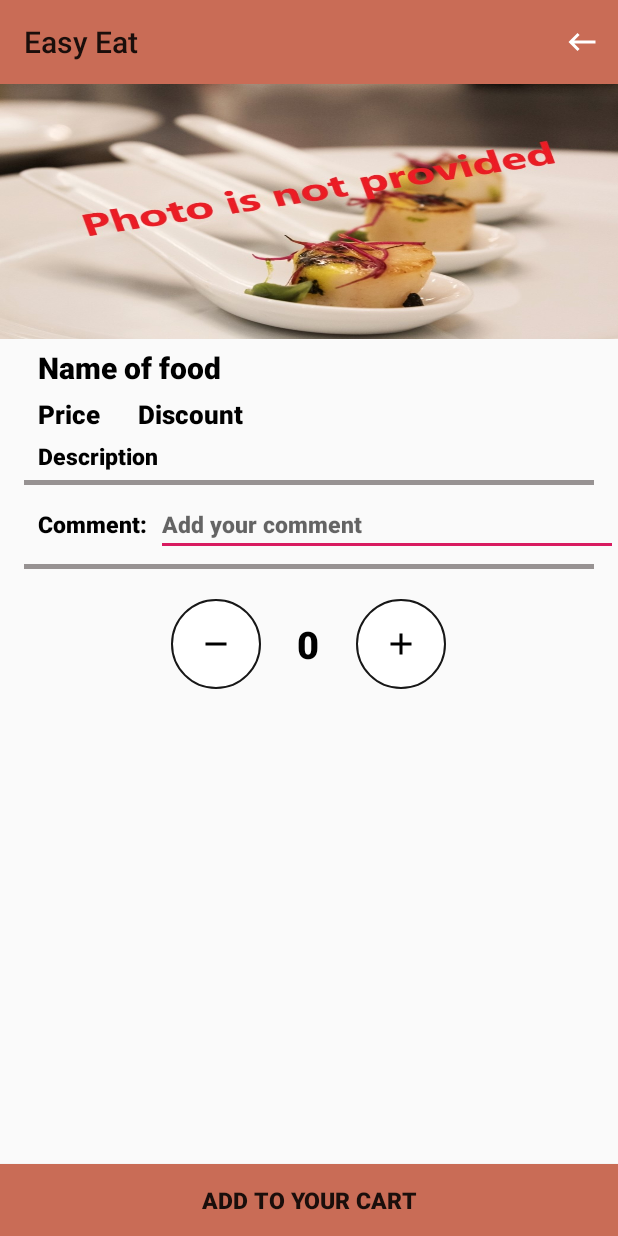
After one commit to Vale-polito/customer_app, an Android app: the FoodDetailsActivity screen opened directly, with no data from a screen before it, on a phone screen of 412 x 824 dp. The commit adds this screen. Run offline under Robolectric (Android 15) with nearby library versions, the phone set to English and light mode, and no system bars; our stand-ins replace Firebase (no records; nobody signed in at launch, a user with empty details on screens opened directly), Picasso; 5 statements that could not run were skipped.

```diff
--- a/app/build.gradle
+++ b/app/build.gradle
@@ -1,5 +1,4 @@
 apply plugin: 'com.android.application'
-apply plugin: 'com.google.gms.google-services'
 
 android {
     compileSdkVersion 28
@@ -28,6 +27,8 @@ dependencies {
     implementation 'com.android.support.constraint:constraint-layout:1.1.3'
     implementation 'com.google.firebase:firebase-auth:16.0.3'
     implementation 'com.google.firebase:firebase-database:16.0.1'
+    implementation 'com.google.firebase:firebase-core:16.0.1'
+
     implementation 'com.google.firebase:firebase-storage:16.0.1'
     implementation 'com.firebaseui:firebase-ui-auth:3.3.0'
     implementation 'com.firebaseui:firebase-ui-database:3.3.0'
--- a/app/src/main/AndroidManifest.xml
+++ b/app/src/main/AndroidManifest.xml
@@ -17,7 +17,8 @@
         android:roundIcon="@mipmap/ic_launcher_round"
         android:supportsRtl="true"
         android:theme="@style/AppTheme">
-        <activity android:name=".EditProfileActivity"></activity>
+        <activity android:name=".FoodDetailsActivity"></activity>
+        <activity android:name=".EditProfileActivity" />
         <activity android:name=".PasswordActivity" />
         <activity android:name=".ProfileActivity" />
         <activity
--- a/app/src/main/java/com/example/customer/EditProfileActivity.java
+++ b/app/src/main/java/com/example/customer/EditProfileActivity.java
@@ -312,6 +312,15 @@ public class EditProfileActivity extends AppCompatActivity {
                 Toast.makeText(EditProfileActivity.this,databaseError.getCode(),Toast.LENGTH_LONG).show();
             }
         });
+        Button btn_Back=findViewById(R.id.btnBack);
+        btn_Back.setOnClickListener(new View.OnClickListener() {
+            @Override
+            public void onClick(View v) {
+                Intent intent= new Intent(EditProfileActivity.this,ProfileActivity.class);
+                startActivity(intent);
+                finish();
+            }
+        });
 
     }
 
--- /dev/null
+++ b/app/src/main/java/com/example/customer/FoodDetailsActivity.java
@@ -0,0 +1,139 @@
+package com.example.customer;
+
+import android.content.Intent;
+import android.support.annotation.NonNull;
+import android.support.v7.app.AppCompatActivity;
+import android.os.Bundle;
+import android.support.v7.widget.Toolbar;
+import android.view.Menu;
+import android.view.MenuItem;
+import android.view.View;
+import android.widget.ImageButton;
+import android.widget.TextView;
+import android.widget.Toast;
+import android.widget.ImageView;
+import com.google.firebase.auth.FirebaseAuth;
+import com.google.firebase.database.DataSnapshot;
+import com.google.firebase.database.DatabaseError;
+import com.google.firebase.database.DatabaseReference;
+import com.google.firebase.database.FirebaseDatabase;
+import com.google.firebase.database.ValueEventListener;
+import com.squareup.picasso.Picasso;
+
+public class FoodDetailsActivity extends AppCompatActivity {
+    private int i;
+    String key;
+    DatabaseReference databaseReference;
+    TextView tvCounter;
+    ImageButton btnDecrease;
+    TextView NameofFood,PriceOfFood,DiscountOfFood,DescriptionOfFood;
+    ImageView imgFoodDetails;
+    @Override
+    protected void onCreate(Bundle savedInstanceState) {
+        super.onCreate(savedInstanceState);
+        setContentView(R.layout.activity_food_details);
+        //
+        key = getIntent().getStringExtra("key");
+        NameofFood=findViewById(R.id.NameOfFood);
+        PriceOfFood=findViewById(R.id.PriceOfFood);
+        DiscountOfFood=findViewById(R.id.DiscountOfFood);
+        DescriptionOfFood=findViewById(R.id.DescriptionOfFood);
+        imgFoodDetails=findViewById(R.id.imgFoodDetails);
+        readInfo(key);
+
+
+
+        //*********Toolbar
+        Toolbar toolbar = findViewById(R.id.toolbarBack);
+        setSupportActionBar(toolbar);
+        //end of toolbar
+        //Counter
+        i=0;
+        ImageButton btnIncrease=findViewById(R.id.btnIncrease);
+        btnDecrease=findViewById(R.id.btnDecrease);
+        tvCounter=findViewById(R.id.tvCounter);
+
+        if (i==0) btnDecrease.setEnabled(false); else btnDecrease.setEnabled(true);
+        btnDecrease.setOnClickListener(new View.OnClickListener() {
+            @Override
+            public void onClick(View v) {
+                i--;
+                if (i==0) btnDecrease.setEnabled(false); else btnDecrease.setEnabled(true);
+                tvCounter.setText(""+i);
+            }
+        });
+
+        btnIncrease.setOnClickListener(new View.OnClickListener() {
+            @Override
+            public void onClick(View v) {
+                if (i==0) btnDecrease.setEnabled(false); else btnDecrease.setEnabled(true);
+                i++;
+                tvCounter.setText(""+i);
+            }
+        });
+
+    }
+    //********** what toolbar is doing
+    @Override
+    public boolean onCreateOptionsMenu(Menu menu) {
+        getMenuInflater().inflate(R.menu.backmenu, menu);
+        return true;
+    }
+
+    @Override
+    public boolean onOptionsItemSelected(MenuItem item) {
+        int id = item.getItemId();
+        if (id == R.id.btn_back) {
+            Intent intent = new Intent(this, Home.class);
+            startActivity(intent);
+
+        }
+        return super.onOptionsItemSelected(item);
+    }
+
+    //End of code related to the toolbar
+
+    @Override
+    protected void onSaveInstanceState(Bundle outState) {
+        super.onSaveInstanceState(outState);
+        outState.putInt("counter",i); // Save value of i which is integer into counter
+
+    }
+    //To restore the saved value
+    @Override
+    protected void onRestoreInstanceState(Bundle savedInstanceState) {
+        super.onRestoreInstanceState(savedInstanceState);
+        i=savedInstanceState.getInt("counter"); // Value that was saved will restore to variable
+        tvCounter.setText(""+i); //tv.setText(Integer.toString(i));
+    }
+    //read selected photo
+    private void readInfo(String key){
+
+        //get reference
+        databaseReference = FirebaseDatabase.getInstance().getReference("DailyFoods");
+        databaseReference.child(key).addValueEventListener(new ValueEventListener() {
+            @Override
+            public void onDataChange(@NonNull DataSnapshot dataSnapshot) {
+                DailyOffer dailyOffer=dataSnapshot.getValue(DailyOffer.class);
+                NameofFood.setText(dailyOffer.getName());
+                DiscountOfFood.setText(dailyOffer.getDiscount());
+                PriceOfFood.setText(dailyOffer.getPrice());
+                DescriptionOfFood.setText(dailyOffer.getShortdescription());
+
+                Picasso.get()
+                        .load(dailyOffer.getImageUrl())
+                        .placeholder(R.drawable.personal)
+                        .fit()
+                        .centerCrop()
+                        .into(imgFoodDetails);
+            }
+
+            @Override
+            public void onCancelled(@NonNull DatabaseError databaseError) {
+                Toast.makeText(FoodDetailsActivity.this,databaseError.getCode(),Toast.LENGTH_LONG).show();
+            }
+        });
+
+    }
+
+}
--- a/app/src/main/java/com/example/customer/RecyclerView_Config.java
+++ b/app/src/main/java/com/example/customer/RecyclerView_Config.java
@@ -45,6 +45,16 @@ public class RecyclerView_Config {
             mShortdescription=  itemView.findViewById(R.id.txt_ShortDescription);
             mImgfood= itemView.findViewById(R.id.img_Food);
 
+
+            itemView.setOnClickListener(new View.OnClickListener() {
+                @Override
+                public void onClick(View v) {
+                    Intent intent = new Intent(mContext,FoodDetailsActivity.class);
+                    intent.putExtra("key",key);
+                    mContext.startActivity(intent);
+                }
+            });
+
         }
         public void bind(DailyOffer dailyOffer, String key) {
 
--- /dev/null
+++ b/app/src/main/res/drawable-v24/btn_counter.xml
@@ -0,0 +1,23 @@
+<?xml version="1.0" encoding="utf-8"?>
+<shape xmlns:android="http://schemas.android.com/apk/res/android" android:shape="rectangle" >
+    <corners
+        android:radius="100dp"
+        />
+    <solid
+        android:color="#FFFFFF"
+        />
+    <padding
+        android:left="0dp"
+        android:top="0dp"
+        android:right="0dp"
+        android:bottom="0dp"
+        />
+    <size
+        android:width="60dp"
+        android:height="60dp"
+        />
+    <stroke
+        android:width="1dp"
+        android:color="#171717"
+        />
+</shape>
--- /dev/null
+++ b/app/src/main/res/drawable/ic_add.xml
@@ -0,0 +1,9 @@
+<vector xmlns:android="http://schemas.android.com/apk/res/android"
+        android:width="24dp"
+        android:height="24dp"
+        android:viewportWidth="24.0"
+        android:viewportHeight="24.0">
+    <path
+        android:fillColor="#FF000000"
+        android:pathData="M19,13h-6v6h-2v-6H5v-2h6V5h2v6h6v2z"/>
+</vector>
--- /dev/null
+++ b/app/src/main/res/drawable/ic_minus.xml
@@ -0,0 +1,9 @@
+<vector xmlns:android="http://schemas.android.com/apk/res/android"
+        android:width="24dp"
+        android:height="24dp"
+        android:viewportWidth="24.0"
+        android:viewportHeight="24.0">
+    <path
+        android:fillColor="#FF000000"
+        android:pathData="M19,13H5v-2h14v2z"/>
+</vector>
--- a/app/src/main/res/layout/activity_edit_profile.xml
+++ b/app/src/main/res/layout/activity_edit_profile.xml
@@ -160,13 +160,24 @@
             android:layout_marginEnd="20dp"
             android:layout_marginTop="20dp"
             android:layout_height="50dp"
-            android:layout_margin="20dp"
+            android:layout_marginStart="20dp"
             android:text="Update"
             android:layout_gravity="center_horizontal"
             android:background="@drawable/btn_customer"
 
             />
+        <Button
+            android:id="@+id/btnBack"
+            android:layout_width="match_parent"
+            android:layout_marginEnd="20dp"
+            android:layout_marginTop="10dp"
+            android:layout_height="50dp"
+            android:layout_marginStart="20dp"
+            android:text="Back"
+            android:layout_gravity="center_horizontal"
+            android:background="@drawable/btn_customer"
 
+            />
 
     </LinearLayout>
 </ScrollView>
--- /dev/null
+++ b/app/src/main/res/layout/activity_food_details.xml
@@ -0,0 +1,186 @@
+<?xml version="1.0" encoding="utf-8"?>
+<android.support.constraint.ConstraintLayout xmlns:android="http://schemas.android.com/apk/res/android"
+    xmlns:app="http://schemas.android.com/apk/res-auto"
+    xmlns:tools="http://schemas.android.com/tools"
+    android:layout_width="match_parent"
+    android:layout_height="match_parent"
+    tools:context=".FoodDetailsActivity">
+
+    <ScrollView
+        android:layout_width="match_parent"
+        android:layout_height="wrap_content"
+        app:layout_constraintEnd_toEndOf="parent"
+        app:layout_constraintStart_toStartOf="parent"
+        app:layout_constraintTop_toTopOf="parent">
+
+        <LinearLayout
+            android:layout_width="match_parent"
+            android:layout_height="match_parent"
+            android:orientation="vertical">
+
+
+            <android.support.v7.widget.Toolbar
+                android:id="@+id/toolbarBack"
+                android:layout_width="match_parent"
+                android:layout_height="wrap_content"
+                android:background="@color/colorCustomer"
+                android:minHeight="?attr/actionBarSize"
+                android:theme="?attr/actionBarTheme" />
+
+            <ImageView
+                android:id="@+id/imgFoodDetails"
+                android:layout_width="match_parent"
+                android:layout_height="170dp"
+                android:scaleType="fitXY"
+                android:src="@drawable/default_food" />
+
+            <TextView
+                android:id="@+id/NameOfFood"
+                android:layout_width="match_parent"
+                android:layout_height="wrap_content"
+                android:layout_marginStart="25dp"
+                android:layout_marginTop="5dp"
+                android:fontFamily="sans-serif-black"
+                android:text="Name of food"
+                android:textColor="@color/colorBlack"
+                android:textSize="20sp" />
+
+            <LinearLayout
+                android:layout_width="match_parent"
+                android:layout_height="wrap_content"
+                android:orientation="horizontal">
+
+                <TextView
+                    android:id="@+id/PriceOfFood"
+                    android:layout_width="wrap_content"
+                    android:layout_height="wrap_content"
+                    android:layout_marginStart="25dp"
+                    android:layout_marginTop="5dp"
+                    android:fontFamily="sans-serif-black"
+                    android:text="Price"
+                    android:textColor="@color/colorBlack"
+                    android:textSize="17sp" />
+
+                <TextView
+                    android:id="@+id/DiscountOfFood"
+                    android:layout_width="wrap_content"
+                    android:layout_height="wrap_content"
+                    android:layout_marginStart="25dp"
+                    android:layout_marginTop="5dp"
+
+                    android:fontFamily="sans-serif-black"
+                    android:text="Discount"
+                    android:textColor="@color/colorBlack"
+                    android:textSize="17sp" />
+            </LinearLayout>
+
+            <TextView
+                android:id="@+id/DescriptionOfFood"
+                android:layout_width="wrap_content"
+                android:layout_height="wrap_content"
+                android:layout_marginStart="25dp"
+                android:layout_marginTop="5dp"
+
+                android:fontFamily="sans-serif-black"
+                android:text="Description"
+                android:textColor="@color/colorBlack"
+                android:textSize="15sp" />
+
+            <TextView
+                android:id="@+id/Line"
+                android:layout_width="match_parent"
+                android:layout_height="3dp"
+                android:layout_marginStart="16dp"
+                android:layout_marginTop="5dp"
+                android:layout_marginEnd="16dp"
+                android:background="@color/darkGray" />
+
+            <LinearLayout
+                android:layout_width="match_parent"
+                android:layout_height="wrap_content"
+                android:orientation="horizontal">
+
+                <TextView
+                    android:layout_width="wrap_content"
+                    android:layout_height="wrap_content"
+                    android:layout_marginStart="25dp"
+                    android:layout_marginTop="5dp"
+
+                    android:fontFamily="sans-serif-black"
+                    android:text="Comment: "
+                    android:textColor="@color/colorBlack"
+                    android:textSize="15sp" />
+
+                <EditText
+                    android:id="@+id/CommentOfFood"
+                    android:layout_width="match_parent"
+                    android:layout_height="wrap_content"
+                    android:layout_marginStart="2dp"
+                    android:layout_marginTop="5dp"
+                    android:fontFamily="sans-serif-black"
+                    android:hint="Add your comment"
+                    android:inputType="text"
+                    android:maxLength="60"
+                    android:textColor="@color/colorBlack"
+                    android:textSize="15sp" />
+
+
+            </LinearLayout>
+            <TextView
+
+                android:layout_width="match_parent"
+                android:layout_height="3dp"
+                android:layout_marginStart="16dp"
+                android:layout_marginTop="5dp"
+                android:layout_marginEnd="16dp"
+                android:background="@color/darkGray" />
+            <LinearLayout
+                android:id="@+id/linearCounter"
+                android:layout_width="wrap_content"
+                android:layout_height="wrap_content"
+                android:layout_gravity="center_horizontal"
+                android:layout_marginTop="20dp"
+                android:orientation="horizontal">
+
+                <ImageButton
+                    android:id="@+id/btnDecrease"
+                    android:layout_width="60dp"
+                    android:layout_height="60dp"
+                    android:background="@drawable/btn_counter"
+                    android:src="@drawable/ic_minus" />
+
+                <TextView
+                    android:id="@+id/tvCounter"
+                    android:layout_width="63dp"
+                    android:layout_height="wrap_content"
+                    android:layout_gravity="center_vertical"
+                    android:fontFamily="sans-serif-black"
+                    android:text="0"
+                    android:textAlignment="center"
+                    android:textColor="@color/colorBlack"
+                    android:textSize="25sp" />
+
+                <ImageButton
+                    android:id="@+id/btnIncrease"
+                    android:layout_width="60dp"
+                    android:layout_height="60dp"
+                    android:background="@drawable/btn_counter"
+                    android:src="@drawable/ic_add" />
+
+            </LinearLayout>
+        </LinearLayout>
+    </ScrollView>
+
+    <Button
+        android:id="@+id/btnAdd"
+        android:layout_width="match_parent"
+        android:layout_height="wrap_content"
+        android:layout_marginBottom="0dp"
+        android:background="@color/colorCustomer"
+        android:fontFamily="sans-serif-black"
+        android:text="Add to your cart"
+        android:textSize="15sp"
+        app:layout_constraintBottom_toBottomOf="parent"
+        app:layout_constraintEnd_toEndOf="parent"
+        app:layout_constraintStart_toStartOf="parent" />
+</android.support.constraint.ConstraintLayout>
--- a/app/src/main/res/layout/activity_sign_up.xml
+++ b/app/src/main/res/layout/activity_sign_up.xml
@@ -6,6 +6,7 @@
     android:layout_width="match_parent"
     android:layout_height="match_parent"
     android:orientation="vertical"
+
     tools:context=".SignUpActivity">
 
 
--- a/app/src/main/res/values/colors.xml
+++ b/app/src/main/res/values/colors.xml
@@ -15,6 +15,7 @@
     <color name="colorCustomer">#C96c56</color>
     <color name="colorCustomerTransparent">#BAC96C56</color>
     <color name="lightGrayTransparent">#80F1EFEF</color>
+    <color name="darkGray">#979292</color>
     <color name="darkGrayTransparent">#80413D3D</color>
     <color name="lightGray">#F8F1EFEF</color>
     <color name="overlayBackground">#7F535657</color>
```
Also changed, not shown: app/src/main/res/drawable-v24/default_food.jpg (added), app/src/main/res/drawable/default_food.jpg (deleted).
